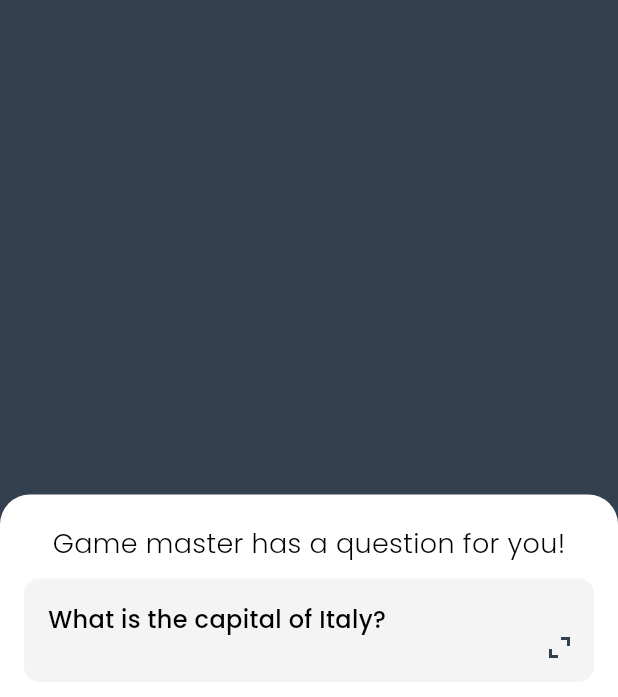
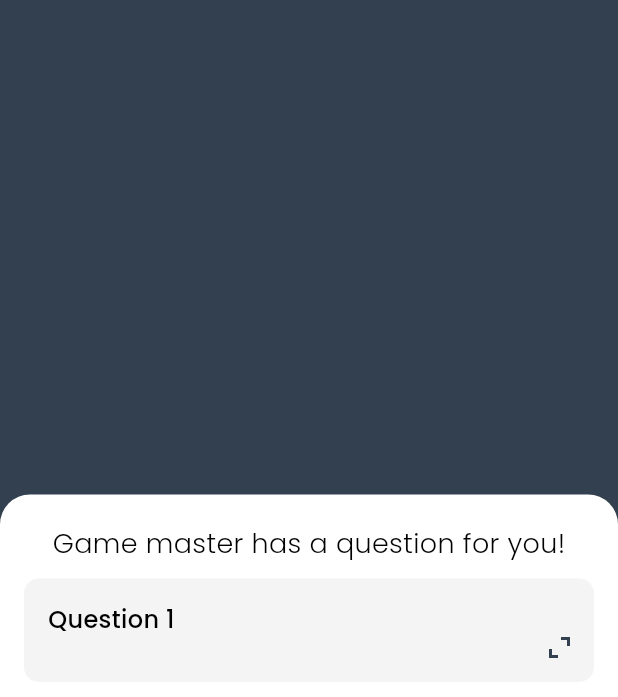
Before and after one commit to BitBroGSDC/bitbro, a Flutter app: the screen it shows after launch, on a phone screen of 412 x 824 dp. Shown: the top 697 px of the screen. Run offline on Flutter 3.47's test engine with Material 3 defaults, Android fonts, the phone set to English and light mode, and no system bars; our stand-ins replace equatable, fl_chart, flutter_bloc, flutter_svg, go_router, google_fonts and 1 more.

Commit message:
new mocks

```diff
--- a/lib/bloc/app_bloc.dart
+++ b/lib/bloc/app_bloc.dart
@@ -1,9 +1,8 @@
-import 'package:bitbro/classes/Question.dart';
+import 'package:bitbro/classes/question.dart';
 import 'package:equatable/equatable.dart';
 import 'package:flutter_bloc/flutter_bloc.dart';
 
-import '../classes/DayData.dart';
-import '../classes/GameData.dart';
+import '../classes/game_data.dart';
 
 part 'app_event.dart';
 part 'app_state.dart';
@@ -18,12 +17,11 @@ class AppBloc extends Bloc<AppEvent, AppState> {
     int currentGameIndex = 0;
 
     GameData? currGame = games[currentGameIndex];
-    DayData? dayData = currGame.daysData[currDay];
 
     emit(state.copyWith(
-        currDay: currDay,
-        currentGameIndex: currentGameIndex,
-        currGame: currGame,
-        currDayData: dayData));
+      currDay: currDay,
+      currentGameIndex: currentGameIndex,
+      currGame: currGame,
+    ));
   }
 }
--- a/lib/bloc/app_state.dart
+++ b/lib/bloc/app_state.dart
@@ -4,28 +4,24 @@ class AppState extends Equatable {
   const AppState({
     this.currDay = 1,
     this.currentGameIndex = 0,
-    this.currDayData,
     this.currGame,
   });
 
   final int currDay;
   final int currentGameIndex;
-  final DayData? currDayData;
   final GameData? currGame;
 
   @override
-  List<Object?> get props => [currDay, currentGameIndex, currDayData, currGame];
+  List<Object?> get props => [currDay, currentGameIndex, currGame];
 
   AppState copyWith({
     int? currDay,
     int? currentGameIndex,
-    DayData? currDayData,
     GameData? currGame,
   }) {
     return AppState(
       currDay: currDay ?? this.currDay,
       currentGameIndex: currentGameIndex ?? this.currentGameIndex,
-      currDayData: currDayData ?? this.currDayData,
       currGame: currGame ?? this.currGame,
     );
   }
--- a/lib/classes/dayData.dart
+++ /dev/null
@@ -1,12 +0,0 @@
-
-import 'question.dart';
-import 'summaryDay.dart';
-
-class DayData {
-  DayData({
-    required this.summary,
-    required this.question,
-  });
-  final SummaryDay summary;
-  final Question question;
-}
--- a/lib/classes/gameData.dart
+++ /dev/null
@@ -1,93 +0,0 @@
-import 'DayData.dart';
-import 'question.dart';
-import 'summaryDay.dart';
-
-class GameData {
-  GameData(
-      {required this.gameName,
-      required this.userName,
-      required this.scoreboard,
-      required this.daysData,
-      required this.gameId});
-  final String gameId;
-  final String gameName;
-  final String userName;
-
-  final Map<String, List<int>> scoreboard;
-
-  final Map<int, DayData> daysData;
-}
-
-List<GameData> games = [
-  GameData(gameId: '1', gameName: 'Game 1', userName: 'Sara', scoreboard: {
-    'Sara': [1, 2, 3, 4, 5, 6, 7],
-    'Diego': [1, 2, 3, 4, 5, 6, 7],
-    'Tommaso': [1, 2, 3, 4, 5, 6, 7],
-    'Davide': [1, 2, 3, 4, 5, 6, 7]
-  }, daysData: {
-    1: DayData(
-        summary: SummaryDay(
-            text:
-                'Today we have to do a lot of things, let\'s start with the first one',
-            updates: {
-              'Sara': 4,
-              'Diego': 10,
-              'Tommaso': 2,
-              'Davide': 5
-            }),
-        question: Question(
-            question: 'What is the capital of Italy?',
-            answer: 'Rome',
-            submitted: false,
-            opinion: 'I think it is Rome',
-            result: 1)),
-    2: DayData(
-        summary: SummaryDay(
-            text:
-                'Today we have to do a lot of things, let\'s start with the first one',
-            updates: {
-              'Sara': 4,
-              'Diego': 10,
-              'Tommaso': 2,
-              'Davide': 5
-            }),
-        question: Question(
-            question: 'What is the capital of Italy?',
-            answer: 'Rome',
-            submitted: false,
-            opinion: 'I think it is Rome',
-            result: 1)),
-    3: DayData(
-        summary: SummaryDay(
-            text:
-                'Today we have to do a lot of things, let\'s start with the first one',
-            updates: {
-              'Sara': 4,
-              'Diego': 10,
-              'Tommaso': 2,
-              'Davide': 5
-            }),
-        question: Question(
-            question: 'What is the capital of Italy?',
-            answer: 'Rome',
-            submitted: false,
-            opinion: 'I think it is Rome',
-            result: 1)),
-    4: DayData(
-        summary: SummaryDay(
-            text:
-                'Today we have to do a lot of things, let\'s start with the first one',
-            updates: {
-              'Sara': 4,
-              'Diego': 10,
-              'Tommaso': 2,
-              'Davide': 5
-            }),
-        question: Question(
-            question: 'What is the capital of Italy?',
-            answer: 'Rome',
-            submitted: false,
-            opinion: 'I think it is Rome',
-            result: 1)),
-  }),
-];
--- /dev/null
+++ b/lib/classes/game_data.dart
@@ -0,0 +1,106 @@
+import 'question.dart';
+
+class GameData {
+  GameData(
+      {required this.gameName,
+      required this.userName,
+      required this.scoreboard,
+      required this.questions,
+      required this.gameId});
+  final String gameId;
+  final String gameName;
+  final String userName;
+
+  final Map<String, List<int>> scoreboard;
+
+  final Map<int, Question> questions;
+}
+
+List<GameData> games = [
+  GameData(gameId: '1', gameName: 'Game 1', userName: 'Diego', scoreboard: {
+    'Sara': [0, 0, 0, 0, 0],
+    'Diego': [0, 0, 0, 0, 0],
+    'Davide': [0, 0, 0, 0, 0],
+    'Tommaso': [0, 0, 0, 0, 0],
+    'Daniele': [0, 0, 0, 0, 0],
+  }, questions: {
+    1: Question(question: 'Question 1', answer: 'Answer 1', updates: {
+      'Sara': 0,
+      'Diego': 0,
+      'Davide': 0,
+      'Tommaso': 0,
+      'Daniele': 0
+    }),
+    2: Question(question: 'Question 2', answer: 'Answer 2', updates: {
+      'Sara': 0,
+      'Diego': 0,
+      'Davide': 0,
+      'Tommaso': 0,
+      'Daniele': 0
+    }),
+    3: Question(question: 'Question 3', answer: 'Answer 3', updates: {
+      'Sara': 0,
+      'Diego': 0,
+      'Davide': 0,
+      'Tommaso': 0,
+      'Daniele': 0
+    }),
+    4: Question(question: 'Question 4', answer: 'Answer 4', updates: {
+      'Sara': 0,
+      'Diego': 0,
+      'Davide': 0,
+      'Tommaso': 0,
+      'Daniele': 0
+    }),
+    5: Question(question: 'Question 5', answer: 'Answer 5', updates: {
+      'Sara': 0,
+      'Diego': 0,
+      'Davide': 0,
+      'Tommaso': 0,
+      'Daniele': 0
+    }),
+  }),
+  GameData(gameId: '2', gameName: 'Game 2', userName: 'Diego', scoreboard: {
+    'Sara': [0, 0, 0, 0, 0],
+    'Diego': [0, 0, 0, 0, 0],
+    'Davide': [0, 0, 0, 0, 0],
+    'Tommaso': [0, 0, 0, 0, 0],
+    'Daniele': [0, 0, 0, 0, 0],
+  }, questions: {
+    1: Question(question: 'Question 1', answer: 'Answer 1', updates: {
+      'Sara': 0,
+      'Diego': 0,
+      'Davide': 0,
+      'Tommaso': 0,
+      'Daniele': 0
+    }),
+    2: Question(question: 'Question 2', answer: 'Answer 2', updates: {
+      'Sara': 0,
+      'Diego': 0,
+      'Davide': 0,
+      'Tommaso': 0,
+      'Daniele': 0
+    }),
+    3: Question(question: 'Question 3', answer: 'Answer 3', updates: {
+      'Sara': 0,
+      'Diego': 0,
+      'Davide': 0,
+      'Tommaso': 0,
+      'Daniele': 0
+    }),
+    4: Question(question: 'Question 4', answer: 'Answer 4', updates: {
+      'Sara': 0,
+      'Diego': 0,
+      'Davide': 0,
+      'Tommaso': 0,
+      'Daniele': 0
+    }),
+    5: Question(question: 'Question 5', answer: 'Answer 5', updates: {
+      'Sara': 0,
+      'Diego': 0,
+      'Davide': 0,
+      'Tommaso': 0,
+      'Daniele': 0
+    }),
+  })
+];
--- a/lib/classes/question.dart
+++ b/lib/classes/question.dart
@@ -1,11 +1,15 @@
 class Question {
-  Question({required this.question, required this.answer, this.submitted = false, this.opinion, this.result});
+  Question({
+    this.updates,
+    required this.question,
+    required this.answer,
+    this.gain,
+  });
   final String question;
-  final String answer;
-  final bool submitted;
+  final String? answer;
 
-  final String? opinion;
+  final Map<String, int>? updates;
 
   // diff from last day
-  final int? result;
+  final int? gain;
 }
--- a/lib/classes/summaryDay.dart
+++ /dev/null
@@ -1,7 +0,0 @@
-class SummaryDay {
-  SummaryDay({required this.updates, required this.text});
-
-  final String text;
-  final Map<String, int> updates;
-
-}
--- a/lib/pages/home_page.dart
+++ b/lib/pages/home_page.dart
@@ -46,7 +46,7 @@ class _HomePageState extends State<HomePage> {
               ),
               child: BlocBuilder<AppBloc, AppState>(
                 builder: (context, state) {
-                  final Question? q = state.currDayData?.question;
+                  final Question? q = state.currGame?.questions[state.currDay];
 
                   return ListView(
                     controller: scrollController,
```
